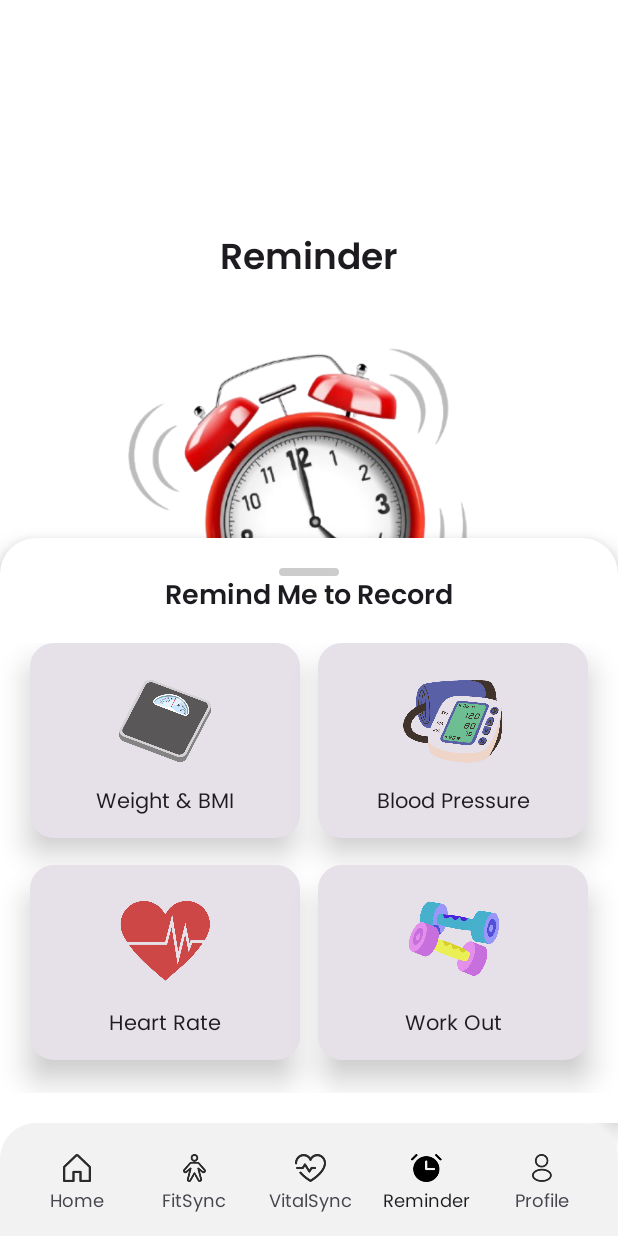
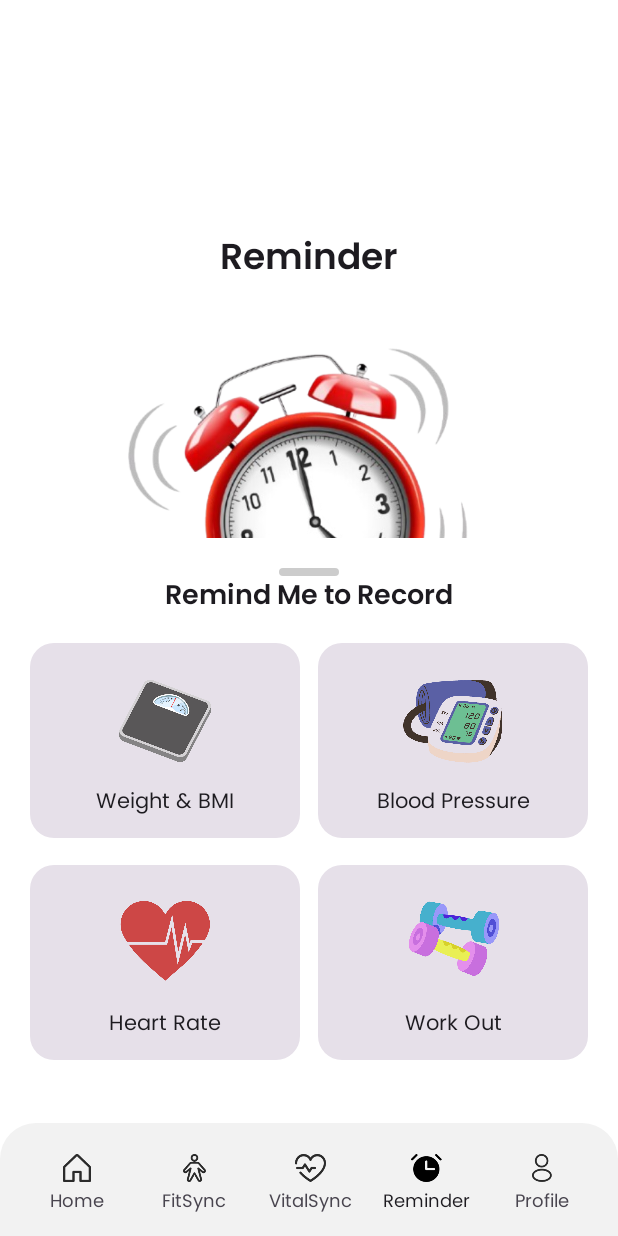
Before and after one commit to PAPB-Kelompok-6/hyperaid, an Android app built with Jetpack Compose: the MainScaffold screen opened through its navigation route, after a tap on "Add Reminder", on a phone screen of 412 x 824 dp. Run offline under Robolectric (Android 15) with nearby library versions, the phone set to English and light mode, and no system bars; libraries missing offline, so code that uses them is left out: coil.decode; 1 other tap on this screen came first.

Commit message:
fix: remove shadow di antara surface & bottombar

```diff
--- a/app/src/main/java/com/kelompok6/hyperaid/ui/screens/reminder/ReminderScreen.kt
+++ b/app/src/main/java/com/kelompok6/hyperaid/ui/screens/reminder/ReminderScreen.kt
@@ -230,7 +230,7 @@ fun ReminderCard(title: String, imageRes: Int, onClick: (String) -> Unit) {
             .height(130.dp)
             .clickable { onClick(title) },
         shape = RoundedCornerShape(16.dp),
-        elevation = CardDefaults.cardElevation(defaultElevation = 12.dp)
+//        elevation = CardDefaults.cardElevation(defaultElevation = 12.dp)
     ) {
         Column(
             modifier = Modifier
@@ -327,7 +327,7 @@ fun DraggableBottomSheet(
         ) {
             Surface(
                 shape = RoundedCornerShape(topStart = 24.dp, topEnd = 24.dp),
-                shadowElevation = 10.dp,
+//                shadowElevation = 10.dp,
                 color = Color.White,
                 modifier = Modifier
                     .fillMaxWidth()
```
